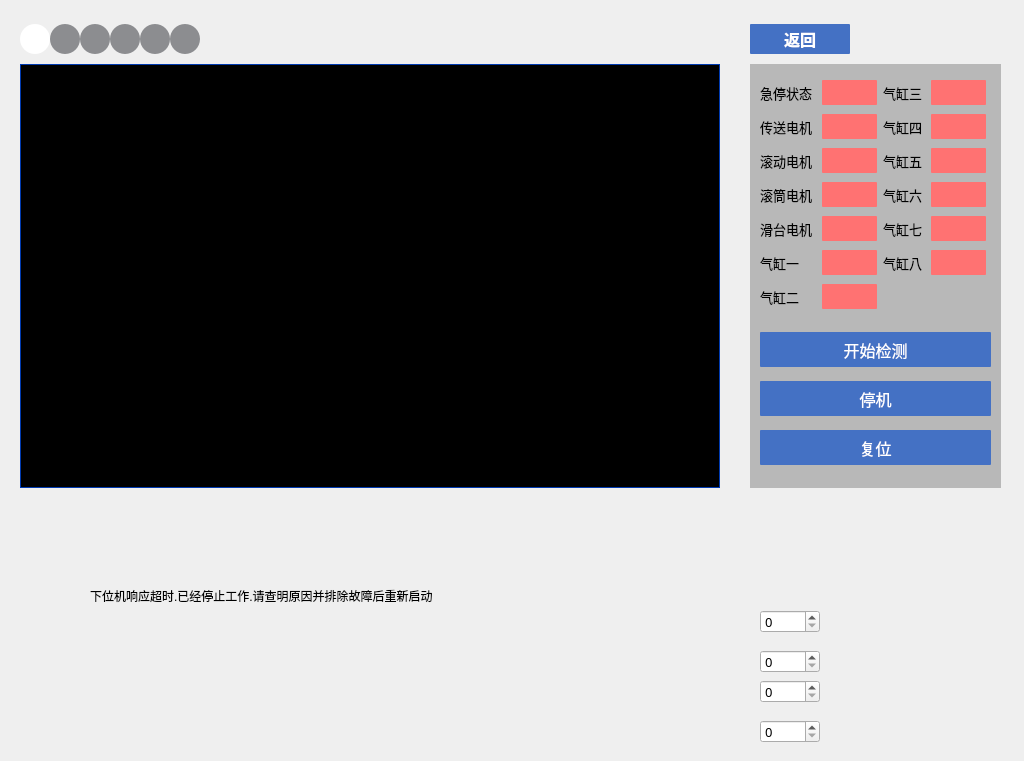
This is main_page/screencheck.ui in jaueone/Magnetic as Qt 5 draws it before an edit. The edited form follows.
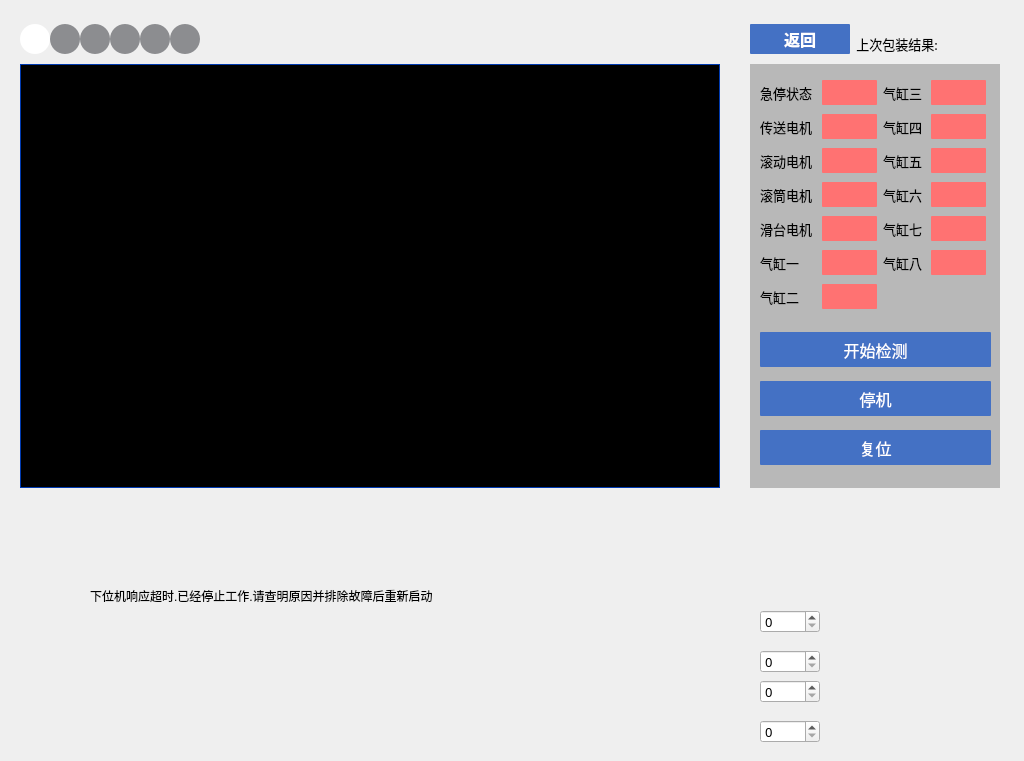
This is the edited form.

Commit message: 1，修改HKcamera包装类   2，修复defectdetect接口为指针类型   3，驱动参数页面添加关闭设备，停止抓图按钮  4，添加软件启动时文件夹自检  5，清空一个月前检测记录 6，删除收到包装结果后的展示结果时间(1s)

The edit to the form file:
```diff
--- a/main_page/screencheck.ui
+++ b/main_page/screencheck.ui
@@ -18,7 +18,7 @@
     <rect>
      <x>0</x>
      <y>14</y>
-     <width>1011</width>
+     <width>1010</width>
      <height>524</height>
     </rect>
    </property>
@@ -311,7 +311,7 @@
     <item row="0" column="1">
      <layout class="QHBoxLayout" name="horizontalLayout_2">
       <property name="spacing">
-       <number>16</number>
+       <number>6</number>
       </property>
       <item>
        <widget class="QPushButton" name="pushButton_4">
@@ -344,17 +344,36 @@
        </widget>
       </item>
       <item>
-       <spacer name="horizontalSpacer_2">
-        <property name="orientation">
-         <enum>Qt::Horizontal</enum>
+       <widget class="QLabel" name="label_8">
+        <property name="font">
+         <font>
+          <family>微软雅黑</family>
+          <pointsize>10</pointsize>
+         </font>
         </property>
-        <property name="sizeHint" stdset="0">
-         <size>
-          <width>40</width>
-          <height>20</height>
-         </size>
+        <property name="text">
+         <string>上次包装结果:</string>
         </property>
-       </spacer>
+        <property name="alignment">
+         <set>Qt::AlignBottom|Qt::AlignHCenter</set>
+        </property>
+       </widget>
+      </item>
+      <item>
+       <widget class="QLabel" name="label_9">
+        <property name="font">
+         <font>
+          <family>微软雅黑</family>
+          <pointsize>10</pointsize>
+         </font>
+        </property>
+        <property name="text">
+         <string/>
+        </property>
+        <property name="alignment">
+         <set>Qt::AlignBottom|Qt::AlignHCenter</set>
+        </property>
+       </widget>
       </item>
      </layout>
     </item>
```
The commit also changes 16 other files.
